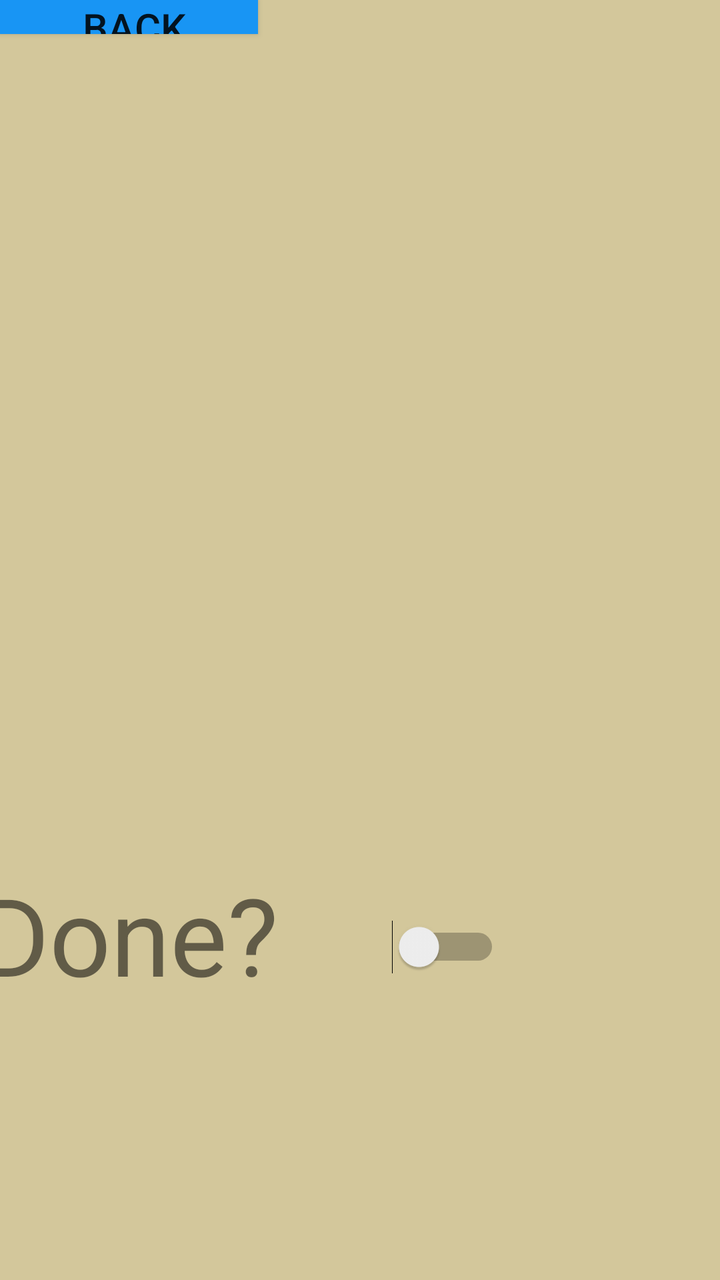
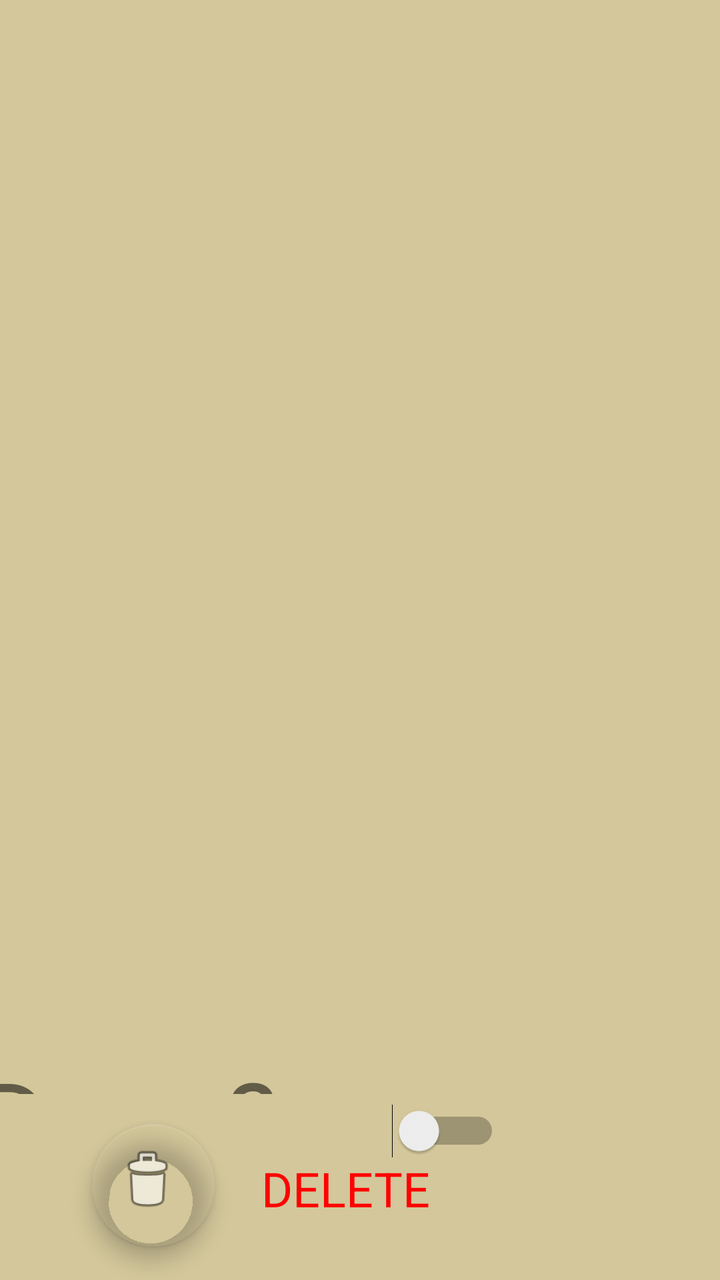

An Android layout rendered at two revisions. The XML below is the earlier revision; the diff shows what the commit changed to produce the second picture.
<!-- AndroidManifest.xml: application theme Theme.Assignment1_eyas -->
<!-- res/layout/activity_task.xml -->
<?xml version="1.0" encoding="utf-8"?>

<androidx.constraintlayout.widget.ConstraintLayout xmlns:android="http://schemas.android.com/apk/res/android"
    xmlns:app="http://schemas.android.com/apk/res-auto"
    xmlns:tools="http://schemas.android.com/tools"
    android:layout_width="match_parent"
    android:layout_height="match_parent"
    android:background="#D3C79B">

    <TextView
        android:id="@+id/tx_name"
        android:layout_width="0dp"
        android:layout_height="0dp"
        android:layout_marginStart="37dp"
        android:layout_marginEnd="37dp"
        android:layout_marginBottom="520dp"
        android:textAlignment="center"
        android:textSize="54sp"
        app:layout_constraintBottom_toBottomOf="parent"
        app:layout_constraintEnd_toEndOf="parent"
        app:layout_constraintStart_toStartOf="parent"
        app:layout_constraintTop_toBottomOf="@+id/back" />

    <TextView
        android:id="@+id/tx_date"
        android:layout_width="346dp"
        android:layout_height="83dp"
        android:layout_marginStart="35dp"
        android:layout_marginTop="235dp"
        android:layout_marginEnd="35dp"
        android:layout_marginBottom="272dp"
        android:textAlignment="center"
        android:textSize="54sp"
        app:layout_constraintBottom_toTopOf="@+id/tx_switch"
        app:layout_constraintEnd_toEndOf="parent"
        app:layout_constraintStart_toStartOf="parent"
        app:layout_constraintTop_toTopOf="parent" />

    <TextView
        android:id="@+id/tx_note"
        android:layout_width="0dp"
        android:layout_height="0dp"
        android:layout_marginStart="35dp"
        android:layout_marginEnd="35dp"
        android:layout_marginBottom="55dp"
        android:textAlignment="center"
        android:textSize="54sp"
        app:layout_constraintBottom_toTopOf="@+id/tx_static"
        app:layout_constraintEnd_toEndOf="parent"
        app:layout_constraintStart_toStartOf="parent"
        app:layout_constraintTop_toBottomOf="@+id/tx_date" />

    <TextView
        android:id="@+id/tx_static"
        android:layout_width="193dp"
        android:layout_height="111dp"
        android:layout_marginStart="27dp"
        android:layout_marginEnd="51dp"
        android:layout_marginBottom="98dp"
        android:text="Done?"
        android:textAlignment="center"
        android:textSize="54sp"
        app:layout_constraintBottom_toBottomOf="parent"
        app:layout_constraintEnd_toStartOf="@+id/tx_switch"
        app:layout_constraintStart_toStartOf="parent"
        app:layout_constraintTop_toBottomOf="@+id/tx_note" />

    <Button
        android:id="@+id/back"
        android:layout_width="129dp"
        android:layout_height="0dp"
        android:layout_marginBottom="144dp"
        android:background="#1895F4"
        android:text=" BACK"
        android:textSize="20dp"
        app:icon="@android:drawable/ic_input_delete"
        app:layout_constraintBottom_toTopOf="@+id/tx_date"
        app:layout_constraintStart_toStartOf="parent"
        app:layout_constraintTop_toTopOf="parent" />

    <Switch
        android:id="@+id/tx_switch"
        android:layout_width="55dp"
        android:layout_height="63dp"
        android:layout_marginTop="66dp"
        android:layout_marginEnd="110dp"
        android:ellipsize="middle"
        android:scrollbarSize="8dp"
        app:layout_constraintEnd_toEndOf="parent"
        app:layout_constraintTop_toBottomOf="@+id/tx_note" />
</androidx.constraintlayout.widget.ConstraintLayout>
<!-- resources referenced by this layout -->
<resources>
  <style name="Theme.Assignment1_eyas" parent="Base.Theme.Assignment1_eyas" />
  <style name="Base.Theme.Assignment1_eyas" parent="Theme.AppCompat.DayNight.NoActionBar">
          
          
      </style>
</resources>

<!-- the commit's change to res/layout/activity_task.xml (unified diff, before → after) -->
@@ -53,30 +53,32 @@
     <TextView
         android:id="@+id/tx_static"
         android:layout_width="193dp"
-        android:layout_height="111dp"
+        android:layout_height="0dp"
         android:layout_marginStart="27dp"
+        android:layout_marginTop="523dp"
         android:layout_marginEnd="51dp"
-        android:layout_marginBottom="98dp"
+        android:layout_marginBottom="31dp"
         android:text="Done?"
         android:textAlignment="center"
         android:textSize="54sp"
-        app:layout_constraintBottom_toBottomOf="parent"
+        app:layout_constraintBottom_toTopOf="@+id/del_static"
         app:layout_constraintEnd_toStartOf="@+id/tx_switch"
         app:layout_constraintStart_toStartOf="parent"
-        app:layout_constraintTop_toBottomOf="@+id/tx_note" />
+        app:layout_constraintTop_toTopOf="parent" />
 
     <Button
         android:id="@+id/back"
         android:layout_width="129dp"
         android:layout_height="0dp"
-        android:layout_marginBottom="144dp"
+        android:layout_marginBottom="577dp"
         android:background="#1895F4"
         android:text=" BACK"
         android:textSize="20dp"
         app:icon="@android:drawable/ic_input_delete"
-        app:layout_constraintBottom_toTopOf="@+id/tx_date"
+        app:layout_constraintBottom_toTopOf="@+id/del"
         app:layout_constraintStart_toStartOf="parent"
-        app:layout_constraintTop_toTopOf="parent" />
+        app:layout_constraintTop_toTopOf="parent"
+        app:layout_constraintVertical_bias="0.45" />
 
     <Switch
         android:id="@+id/tx_switch"
@@ -88,4 +90,35 @@
         android:scrollbarSize="8dp"
         app:layout_constraintEnd_toEndOf="parent"
         app:layout_constraintTop_toBottomOf="@+id/tx_note" />
+
+    <com.google.android.material.floatingactionbutton.FloatingActionButton
+        android:id="@+id/del"
+        android:layout_width="69dp"
+        android:layout_height="62dp"
+        android:layout_marginStart="64dp"
+        android:layout_marginEnd="23dp"
+        android:layout_marginBottom="16dp"
+        android:clickable="true"
+        android:isScrollContainer="false"
+        android:scaleType="center"
+        app:backgroundTint="#00000000"
+        app:layout_constraintBottom_toBottomOf="parent"
+        app:layout_constraintEnd_toStartOf="@+id/del_static"
+        app:layout_constraintStart_toStartOf="parent"
+        app:layout_constraintTop_toBottomOf="@+id/back"
+        app:maxImageSize="36dp"
+        app:srcCompat="@android:drawable/ic_menu_delete" />
+
+    <TextView
+        android:id="@+id/del_static"
+        android:layout_width="98dp"
+        android:layout_height="62dp"
+        android:layout_marginEnd="150dp"
+        android:text="DELETE"
+        android:textColor="#FF0000"
+        android:textSize="24sp"
+        app:layout_constraintBottom_toBottomOf="parent"
+        app:layout_constraintEnd_toEndOf="parent"
+        app:layout_constraintStart_toEndOf="@+id/del"
+        app:layout_constraintTop_toBottomOf="@+id/tx_static" />
 </androidx.constraintlayout.widget.ConstraintLayout>
